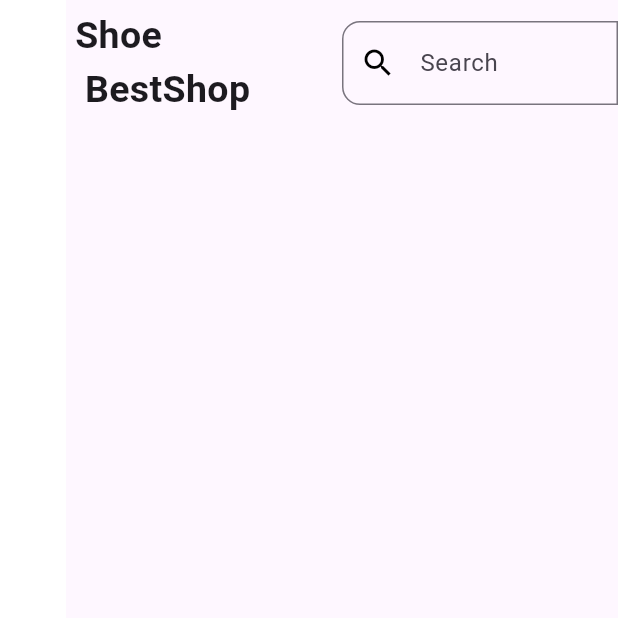
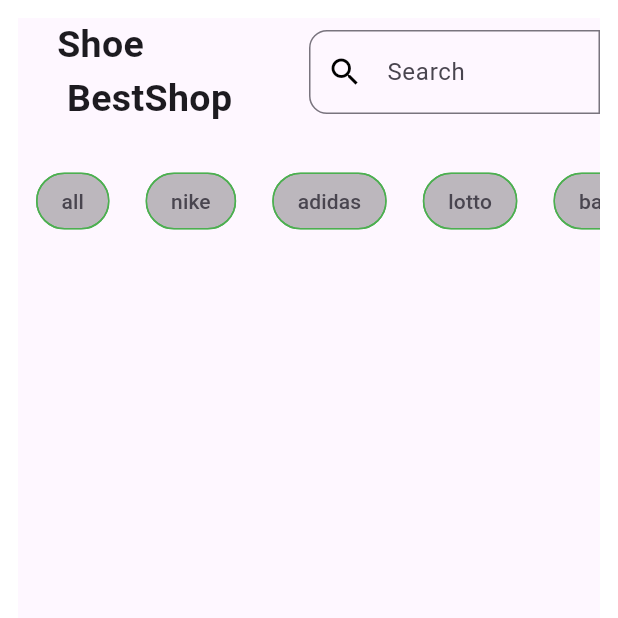
Before and after one commit to Jn-Sajol/Simple-Ecommerce-Flutter-app, a Flutter app: the screen it shows after launch, on a phone screen of 412 x 824 dp, the top half of it. Run offline on Flutter 3.47's test engine with Material 3 defaults, Android fonts, the phone set to English and light mode, and no system bars.

Commit message:
adding filter segment

```diff
--- a/lib/homepage.dart
+++ b/lib/homepage.dart
@@ -1,24 +1,31 @@
 import 'package:flutter/material.dart';
 
 class HomePage extends StatelessWidget {
-  const HomePage({super.key});
+  HomePage({super.key});
+
+  final List<String> filters = ['all', 'nike', 'adidas', 'lotto','bata','walker'];
+
 
   @override
   Widget build(BuildContext context) {
-    return const SafeArea(
+    return SafeArea(
       child: Padding(
-        padding: EdgeInsets.only(left: 44),
+        padding: EdgeInsets.all(12),
         child: Scaffold(
           body: Column(
             children: [
-            Row(
+              const Row(
                 // mainAxisAlignment = MainAxisAlignment.start,
                 children: [
                   //app logo
                   Expanded(
                     child: Padding(
-                    padding: EdgeInsets.all(6),
-                    child: Text('Shoe \n BestShop',style: TextStyle(fontWeight:FontWeight.bold,fontSize: 25),),
+                      padding: EdgeInsets.only(left: 26),
+                      child: Text(
+                        'Shoe \n BestShop',
+                        style: TextStyle(
+                            fontWeight: FontWeight.bold, fontSize: 25),
+                      ),
                     ),
                   ),
 
@@ -34,15 +41,42 @@ class HomePage extends StatelessWidget {
                           ),
                           border: OutlineInputBorder(
                               // borderRadius = const BorderRadius.all(Radius.circular(4.0))
-                        borderRadius: BorderRadius.only(topLeft: Radius.circular(12),bottomLeft: Radius.circular(12))
-                      )
-                    ),
+                              borderRadius: BorderRadius.only(
+                                  topLeft: Radius.circular(12),
+                                  bottomLeft: Radius.circular(12)))),
                     ),
                   ),
                 ],
+              ),
+              //Start Filtering Section
+              SizedBox(
+                height: 100,
+                child: ListView.builder(
+                  scrollDirection: Axis.horizontal,
+                  itemCount: filters.length,
+                    itemBuilder:(context,index){
+                    final filter = filters[index];
+                    // print(filter);
+                    return  Padding(
+                      padding: const EdgeInsets.all(12.0),
+                      child: Chip(
+                        label: Text(filter),
+                        backgroundColor: Colors.black26,
+                        shape: RoundedRectangleBorder(
+                          borderRadius: BorderRadius.circular(20),
+                          side: BorderSide(
+                            color: Colors.green,
+                          )
+                        )
+                        // elevation: 2,
+                      ),
+                    );
+                    },
+                ),
               )
             ],
-        )),
+          ),
+        ),
       ),
     );
   }
```
Lines whose indentation alone changed are shown as unchanged.
